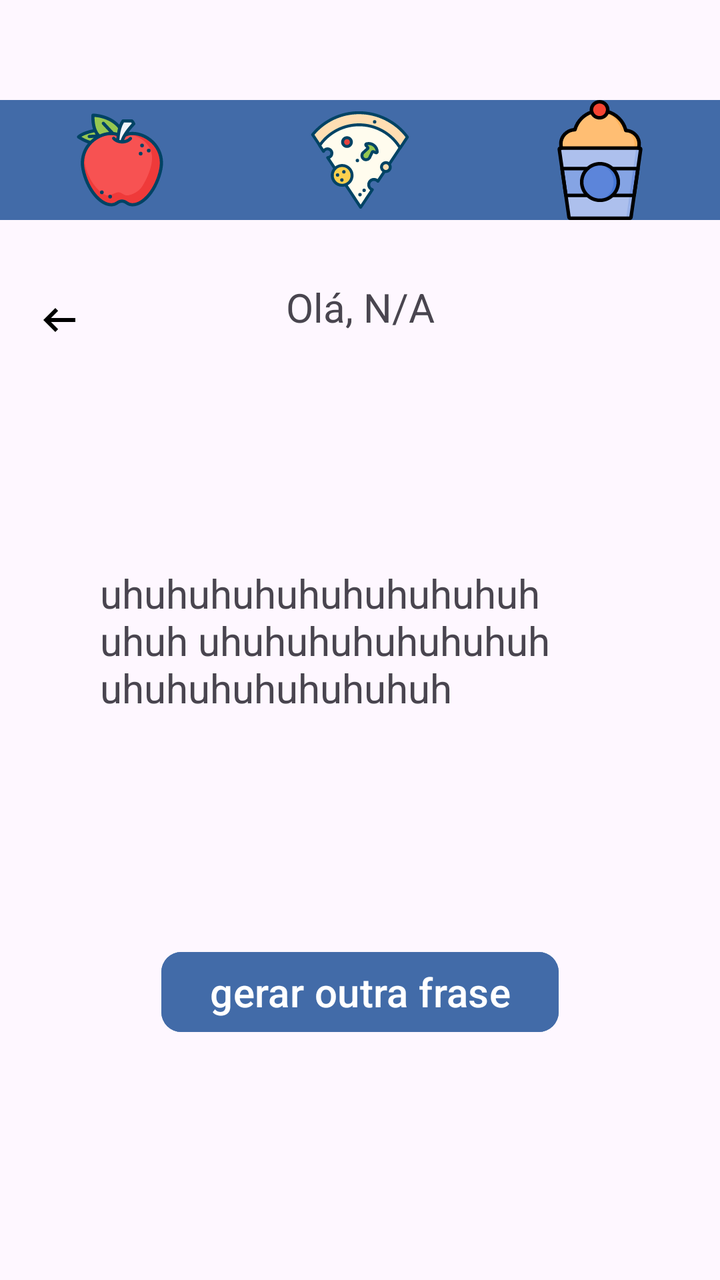
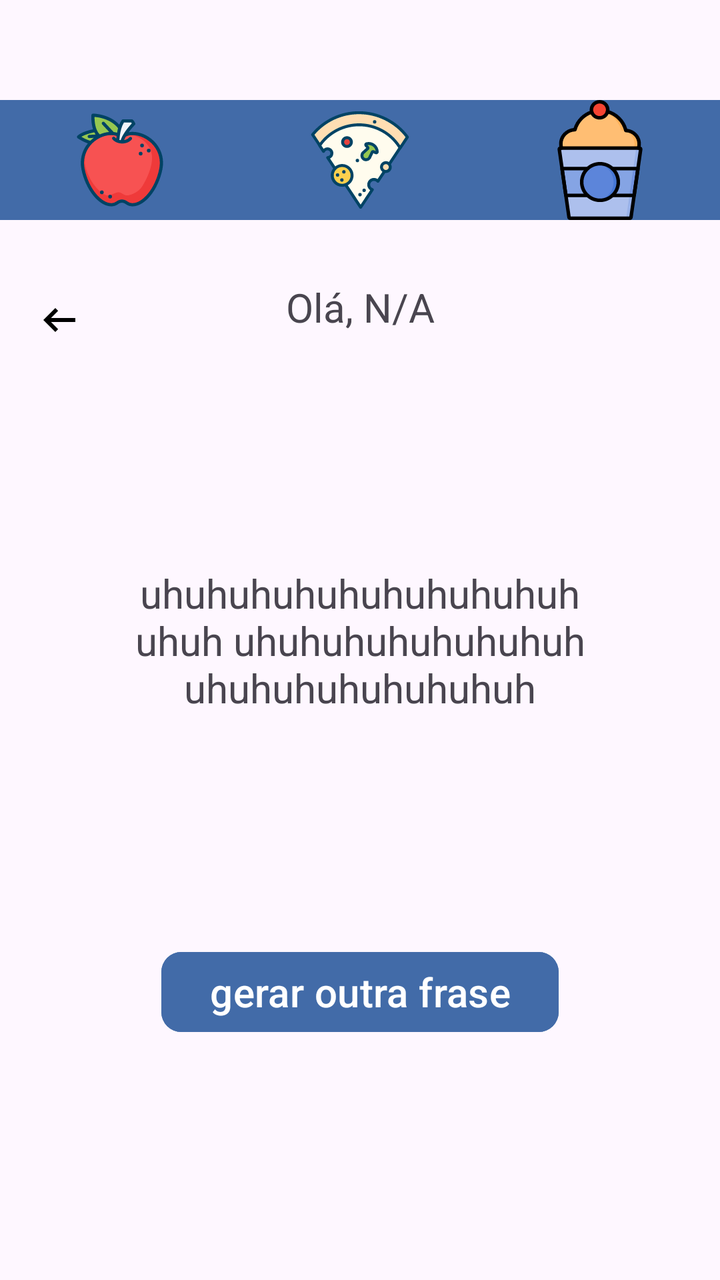

Screens rendered from an Android XML layout before and after an edit, with the pre-edit source and the edit as a unified diff.
<!-- AndroidManifest.xml: application theme Theme.Aula_2909 -->
<!-- res/layout/activity_main2.xml -->
<?xml version="1.0" encoding="utf-8"?>
<androidx.constraintlayout.widget.ConstraintLayout xmlns:android="http://schemas.android.com/apk/res/android"
    xmlns:app="http://schemas.android.com/apk/res-auto"
    xmlns:tools="http://schemas.android.com/tools"
    android:id="@+id/main"
    android:paddingBottom="50dp"
    android:paddingTop="50dp"
    android:layout_width="match_parent"
    android:layout_height="match_parent"
    tools:context=".MainActivity2">

    <ImageView
        android:id="@+id/img_apple"
        android:layout_width="0dp"
        android:layout_height="60dp"
        android:background="@color/blue"
        android:src="@drawable/apple_svgrepo_com"
        app:layout_constraintLeft_toLeftOf="parent"
        app:layout_constraintRight_toLeftOf="@id/img_pizza"
        app:layout_constraintTop_toTopOf="parent" />

    <ImageView
        android:id="@+id/img_pizza"
        android:background="@color/blue"
        android:layout_width="0dp"
        android:layout_height="60dp"
        android:src="@drawable/pizza_svgrepo_com"
        app:layout_constraintLeft_toRightOf="@id/img_apple"
        app:layout_constraintRight_toLeftOf="@id/img_icecream"
        app:layout_constraintTop_toTopOf="parent"/>

    <ImageView
        android:id="@+id/img_icecream"
        android:background="@color/blue"
        android:layout_width="0dp"
        android:layout_height="60dp"
        android:src="@drawable/food_ice_svgrepo_com"
        app:layout_constraintRight_toRightOf="parent"
        app:layout_constraintLeft_toRightOf="@id/img_pizza"
        app:layout_constraintTop_toTopOf="parent"/>

    <ImageView
        android:id="@+id/button_back"
        android:layout_width="wrap_content"
        android:layout_height="100dp"
        android:src="@drawable/outline_arrow_left_alt_24"
        app:layout_constraintHorizontal_bias="0.20"
        app:layout_constraintTop_toBottomOf="@id/img_pizza"
        app:layout_constraintLeft_toLeftOf="parent"
        app:layout_constraintRight_toLeftOf="@id/text_greating"/>

    <TextView
        android:id="@+id/text_greating"
        android:layout_width="wrap_content"
        android:layout_height="wrap_content"
        android:padding="30dp"
        android:textSize="20dp"
        app:layout_constraintTop_toBottomOf="@id/img_pizza"
        app:layout_constraintLeft_toLeftOf="parent"
        app:layout_constraintRight_toRightOf="parent"
        android:text="@string/view2_greating"/>

    <TextView
        android:id="@+id/text_random_txt"
        android:layout_width="wrap_content"
        android:layout_height="wrap_content"
        android:textSize="20dp"
        android:paddingLeft="50dp"
        android:paddingRight="50dp"
        app:layout_constraintLeft_toLeftOf="parent"
        app:layout_constraintRight_toRightOf="parent"
        app:layout_constraintTop_toTopOf="parent"
        app:layout_constraintBottom_toBottomOf="parent"
        android:text="@string/view2_random_phrase"/>

    <Button
        android:id="@+id/button_gerar_frase"
        android:backgroundTint="@color/blue"
        android:layout_width="wrap_content"
        android:layout_height="wrap_content"
        android:textColor="@color/white"
        android:textSize="20dp"
        android:text="@string/view2_gerar_frase"
        app:cornerRadius="10dp"
        android:layout_marginBottom="70dp"
        app:layout_constraintLeft_toLeftOf="parent"
        app:layout_constraintRight_toRightOf="parent"
        app:layout_constraintBottom_toBottomOf="parent"/>



</androidx.constraintlayout.widget.ConstraintLayout>
<!-- resources referenced by this layout -->
<resources>
  <color name="blue">#426BA8 </color>
  <color name="white">#FFFFFFFF</color>
  <!-- drawable apple_svgrepo_com: vector/xml drawable (drawable, 4937 chars, omitted) -->
  <!-- drawable food_ice_svgrepo_com: vector/xml drawable (drawable, 5718 chars, omitted) -->
  <!-- drawable outline_arrow_left_alt_24 (drawable) -->
  <vector xmlns:android="http://schemas.android.com/apk/res/android" android:autoMirrored="true" android:height="24dp" android:tint="#000000" android:viewportHeight="960" android:viewportWidth="960" android:width="24dp">
        
      <path android:fillColor="@android:color/white" android:pathData="M400,720L160,480L400,240L456,298L314,440L800,440L800,520L314,520L456,662L400,720Z"/>
      
  </vector>
  <!-- drawable pizza_svgrepo_com: vector/xml drawable (drawable, 9618 chars, omitted) -->
  <string name="view2_gerar_frase">gerar outra frase</string>
  <string name="view2_greating">Olá, N/A</string>
  <string name="view2_random_phrase"> uhuhuhuhuhuhuhuhuhuhuhuh uhuhuhuhuhuhuhuh uhuhuhuhuhuhuhuh </string>
  <style name="Theme.Aula_2909" parent="Base.Theme.Aula_2909" />
  <style name="Base.Theme.Aula_2909" parent="Theme.Material3.DayNight.NoActionBar">
          
          
      </style>
</resources>

<!-- the commit's change to res/layout/activity_main2.xml (unified diff, before → after) -->
@@ -65,6 +65,7 @@
         android:layout_width="wrap_content"
         android:layout_height="wrap_content"
         android:textSize="20dp"
+        android:textAlignment="center"
         android:paddingLeft="50dp"
         android:paddingRight="50dp"
         app:layout_constraintLeft_toLeftOf="parent"
